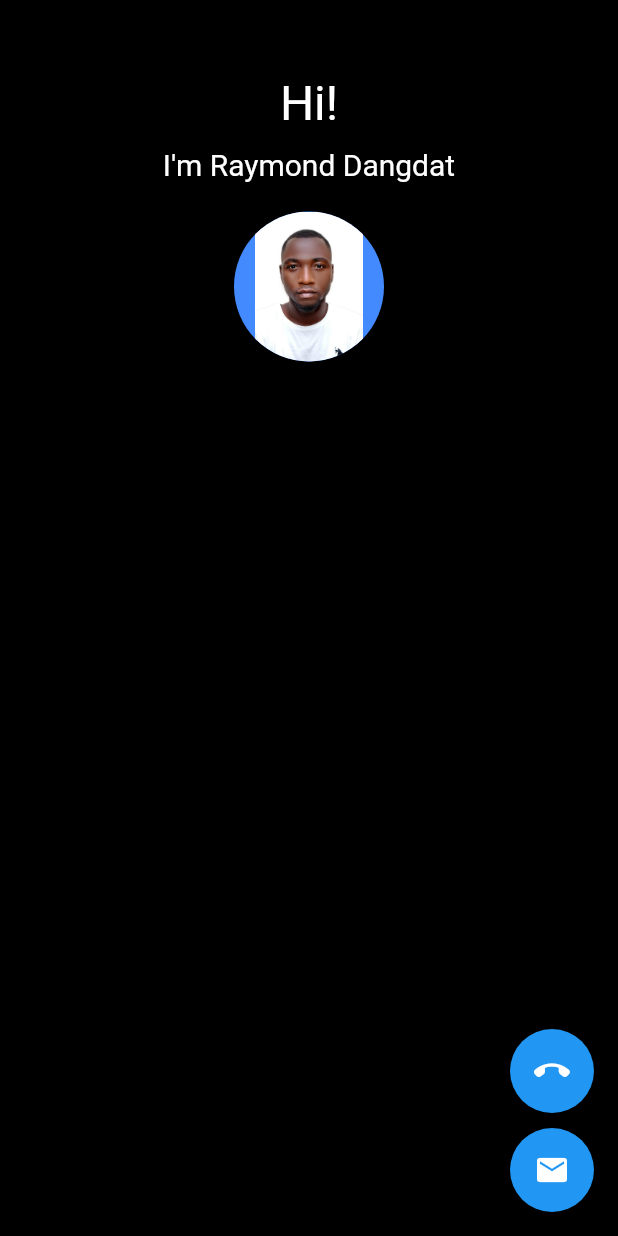
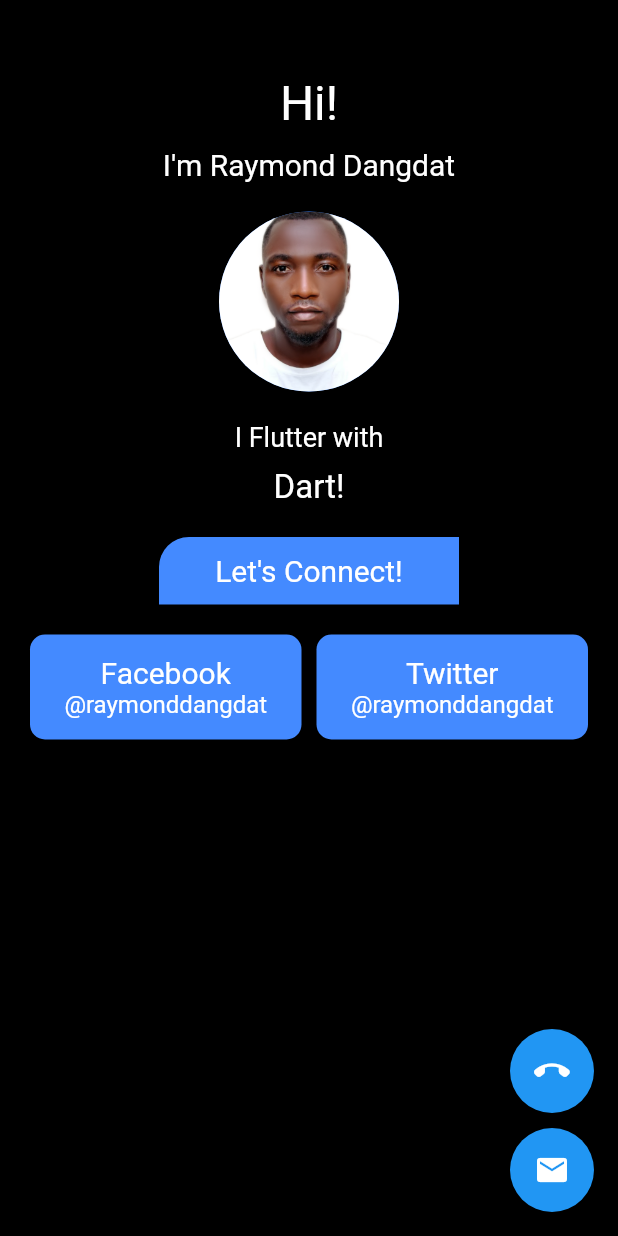
Before and after one commit to raymondDangdat/zuri-portfolio, a Flutter app: the screen it shows after launch, on a phone screen of 412 x 824 dp. Run offline on Flutter 3.47's test engine with Material 2 defaults, Android fonts, the phone set to English and light mode, and no system bars.

Commit message:
Feat: Adds About me

```diff
--- a/lib/main.dart
+++ b/lib/main.dart
@@ -29,8 +29,8 @@ class MyHomePage extends StatefulWidget {
 }
 
 class _MyHomePageState extends State<MyHomePage> {
-  TextStyle customTextStyle(Color textColor, double fontSize) {
-    return TextStyle(color: textColor, fontSize: fontSize);
+  TextStyle customTextStyle(double fontSize) {
+    return TextStyle(color: Colors.white, fontSize: fontSize);
   }
 
   @override
@@ -39,6 +39,7 @@ class _MyHomePageState extends State<MyHomePage> {
       backgroundColor: Colors.black,
       body: SafeArea(
           child: SingleChildScrollView(
+        padding: EdgeInsets.symmetric(horizontal: 20.0),
         child: Column(
           children: [
             SizedBox(
@@ -48,7 +49,6 @@ class _MyHomePageState extends State<MyHomePage> {
               child: Text(
                 'Hi!',
                 style: customTextStyle(
-                  Colors.white,
                   32,
                 ),
               ),
@@ -60,7 +60,6 @@ class _MyHomePageState extends State<MyHomePage> {
               child: Text(
                 "I'm Raymond Dangdat",
                 style: customTextStyle(
-                  Colors.white,
                   20,
                 ),
               ),
@@ -69,12 +68,96 @@ class _MyHomePageState extends State<MyHomePage> {
               height: 20,
             ),
             Container(
-              height: 100,
-              width: 100,
+              height: 120,
+              width: 120,
               decoration: BoxDecoration(
                   color: Colors.blueAccent,
-                  borderRadius: BorderRadius.circular(50),
-                  image: DecorationImage(image: AssetImage("assets/images/passport.png"))),
+                  borderRadius: BorderRadius.circular(100),
+                  image: DecorationImage(
+                      image: AssetImage("assets/images/passport.png"),
+                      fit: BoxFit.cover)),
+            ),
+            SizedBox(
+              height: 20.0,
+            ),
+            Text(
+              "I Flutter with",
+              style: customTextStyle(18),
+            ),
+            SizedBox(
+              height: 10,
+            ),
+            Text(
+              'Dart!',
+              style: customTextStyle(22),
+            ),
+            SizedBox(
+              height: 20,
+            ),
+            Container(
+              height: 45,
+              width: 200,
+              decoration: BoxDecoration(
+                  color: Colors.blueAccent,
+                  borderRadius: BorderRadius.only(
+                    topLeft: Radius.circular(20.0),
+                  )),
+              alignment: Alignment.center,
+              child: Text(
+                "Let's Connect!",
+                style: customTextStyle(20),
+              ),
+            ),
+            SizedBox(
+              height: 20,
+            ),
+            Row(
+              mainAxisAlignment: MainAxisAlignment.start,
+              children: [
+                Expanded(
+                    child: Container(
+                  height: 70,
+                  decoration: BoxDecoration(
+                      color: Colors.blueAccent,
+                      borderRadius: BorderRadius.circular(10)),
+                  child: Column(
+                    mainAxisAlignment: MainAxisAlignment.center,
+                    children: [
+                      Text(
+                        'Facebook',
+                        style: customTextStyle(20),
+                      ),
+                      Text(
+                        '@raymonddangdat',
+                        style: customTextStyle(16),
+                      )
+                    ],
+                  ),
+                )),
+                SizedBox(
+                  width: 10,
+                ),
+                Expanded(
+                    child: Container(
+                  height: 70,
+                  decoration: BoxDecoration(
+                      color: Colors.blueAccent,
+                      borderRadius: BorderRadius.circular(10)),
+                  child: Column(
+                    mainAxisAlignment: MainAxisAlignment.center,
+                    children: [
+                      Text(
+                        'Twitter',
+                        style: customTextStyle(20),
+                      ),
+                      Text(
+                        '@raymonddangdat',
+                        style: customTextStyle(16),
+                      )
+                    ],
+                  ),
+                )),
+              ],
             )
           ],
         ),
```
